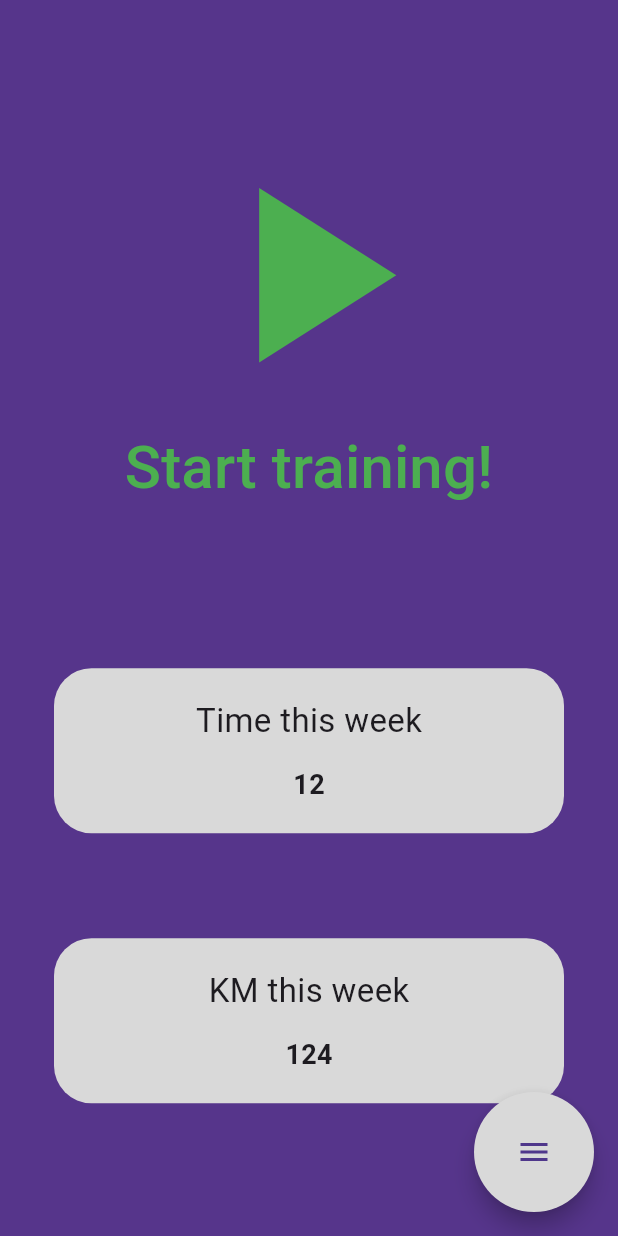
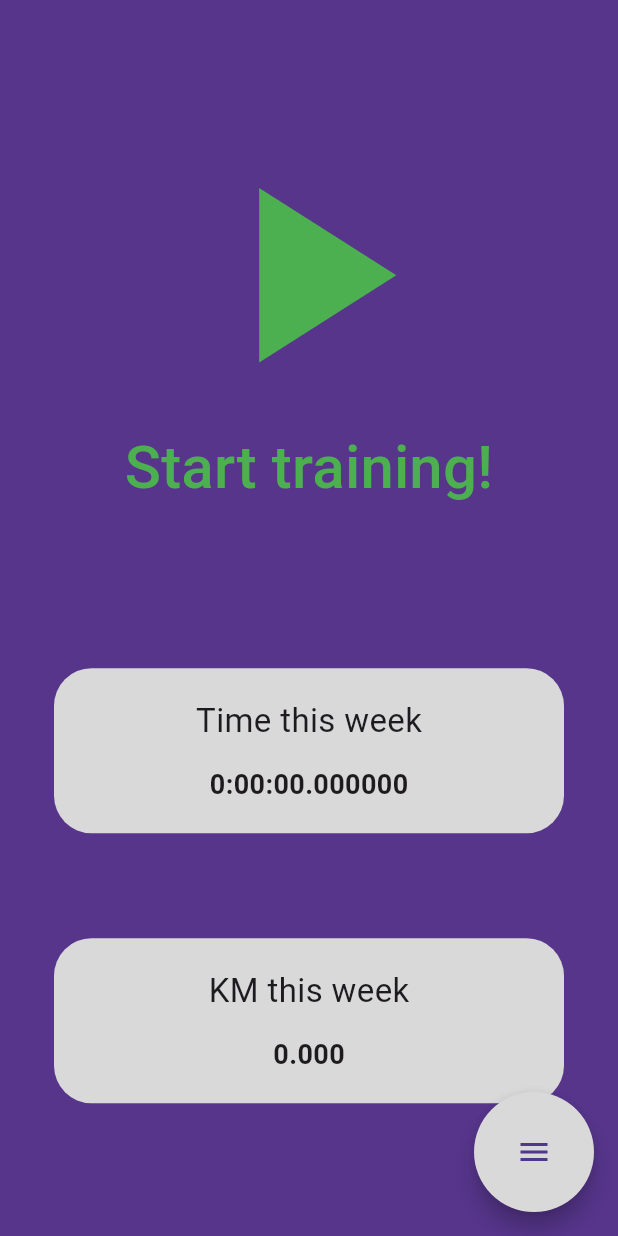
Before and after one commit to marcinmielni/Traqer, a Flutter app: the screen it shows after launch, on a phone screen of 412 x 824 dp. Run offline on Flutter 3.47's test engine with Material 3 defaults, Android fonts, the light colour scheme and no system bars; drawn by our look-alikes of flutter_speed_dial; our stand-ins replace flutter_map, geolocator, latlong2, location, permission_handler; missing offline and left inert: dart:ffi, flutter_map_location_marker, gpx.

Commit message:
poprawki v2

```diff
--- a/lib/Controllers/location_controller.dart
+++ b/lib/Controllers/location_controller.dart
@@ -8,17 +8,16 @@ import 'package:traqer/Models/track_writer.dart';
 class LocationController{
 
   static LocationSettings locationSettings = AndroidSettings(
-    forceLocationManager: false,
+    forceLocationManager: true,
     accuracy: LocationAccuracy.best,
-    // foregroundNotificationConfig: const ForegroundNotificationConfig(
-    //     notificationTitle: 'Tracking',
-    //     notificationText: 'in progress',
-    //     //notificationIcon: AndroidResource(name: 'ic_launcher_foreground', defType: 'mipmap-hdpi'),
-    //     enableWakeLock: true,
-    //     setOngoing: true,
-    // ),
-    //intervalDuration: const Duration(seconds: 3)
-    //distanceFilter:
+    foregroundNotificationConfig: const ForegroundNotificationConfig(
+        notificationTitle: 'Tracking',
+        notificationText: 'in progress',
+        //notificationIcon: AndroidResource(name: 'ic_launcher_foreground', defType: 'mipmap-hdpi'),
+        enableWakeLock: true,
+        setOngoing: true,
+    ),
+    intervalDuration: const Duration(seconds: 3)
   );
 
   static Position? position;
--- a/lib/Models/Decorators/track_decorator.dart
+++ b/lib/Models/Decorators/track_decorator.dart
@@ -1,19 +1,22 @@
 import 'dart:ffi';
+import 'dart:io';
 import 'dart:math';
 import 'package:gpx/gpx.dart';
 import 'package:latlong2/latlong.dart';
+import 'package:path_provider/path_provider.dart';
+import '../track_reader.dart';
 
 class TrackDecorator{
 
   TrackDecorator();
 
-  static String getTime(Gpx gpx){
+  static Duration getTime(Gpx gpx){
     DateTime? last = gpx.trks[0].trksegs[0].trkpts.last.time ?? DateTime(0);
     DateTime? first = gpx.trks[0].trksegs[0].trkpts[0].time ?? DateTime(0);
     Duration duration = last.difference(first);
     //output format HH:MM:SS
 
-    return '${duration.inHours.toString().padLeft(2, '0')}:${duration.inMinutes.remainder(60).toString().padLeft(2, '0')}:${duration.inSeconds.remainder(60).toString().padLeft(2, '0')}';
+    return duration;
   }
 
   static double getDistance(Gpx gpx){
@@ -42,4 +45,26 @@ class TrackDecorator{
     double c = 2 * asin(sqrt(a));
     return rad * c;
   }
+
+  static Future<double> getSevenDaysDistance(List<FileSystemEntity> items) async {
+    items = items.where((i) =>
+        DateTime.now().difference(i.statSync().modified) < const Duration(days: 7)
+    ).toList();
+    double distance = 0.0;
+    for (var element in items) {
+      distance += getDistance(await TrackReader.read(element.path));
+    }
+    return distance;
+  }
+
+  static Future<Duration> getSevenDaysTime(List<FileSystemEntity> items) async {
+    items = items.where((i) =>
+    DateTime.now().difference(i.statSync().modified) < const Duration(days: 7)
+    ).toList();
+    Duration time = Duration.zero;
+    for (var element in items) {
+      time += getTime(await TrackReader.read(element.path));
+    }
+    return time;
+  }
 }
--- a/lib/Models/track_reader.dart
+++ b/lib/Models/track_reader.dart
@@ -1,6 +1,7 @@
 import 'dart:io';
 import 'package:gpx/gpx.dart';
 import 'package:latlong2/latlong.dart';
+import 'package:path_provider/path_provider.dart';
 
 class TrackReader{
 
@@ -11,9 +12,16 @@ class TrackReader{
 
     //TODO: validate .gpx
     String track = await trackFile.readAsString();
-    print(track);
     Gpx gpx = GpxReader().fromString(await trackFile.readAsString());
     return gpx;
+  }
+
+  static Future<List<FileSystemEntity>> getGpxList() async {
+    String directory = (await getApplicationDocumentsDirectory()).path;
+    List<FileSystemEntity> items = [];
+    items = Directory(directory).listSync();
+    items = items.where((i) => i.path.toString().endsWith('.gpx')).toList();
+    return items;
   }
 
   static List<Wpt> gpxToWpt(Gpx gpx){
@@ -32,7 +40,7 @@ class TrackReader{
   //path => List<LatLng>
   static Future<List<LatLng>> getPoints(String path) async{
     List<Wpt> wpts = gpxToWpt(await read(path));
-    print(_wptsToPoints(wpts));
+      print(_wptsToPoints(wpts)); //TODO: remove before release
     return _wptsToPoints(wpts);
   }
 }
--- a/lib/Views/Home.dart
+++ b/lib/Views/Home.dart
@@ -1,6 +1,11 @@
+import 'dart:async';
+import 'dart:io';
 import 'package:flutter/material.dart';
+import 'package:traqer/Models/Decorators/track_decorator.dart';
+import 'package:traqer/Models/track_reader.dart';
 import 'package:traqer/Views/Widgets/menu.dart';
 import 'package:traqer/Views/Widgets/meter.dart';
+import 'package:traqer/Views/training_live.dart';
 import 'live_data.dart';
 import 'map.dart';
 
@@ -12,6 +17,36 @@ class Home extends StatefulWidget {
   State<Home> createState() => _HomeState();
 }
 class _HomeState extends State<Home> {
+
+  late double sevenDaysDistance;
+  late Duration sevenDaysTime;
+
+  Future<double> _getSevenDaysDistance() async{
+    List<FileSystemEntity> items = await TrackReader.getGpxList();
+    return await TrackDecorator.getSevenDaysDistance(items);
+  }
+
+  Future<Duration> _getSevenDaysTime() async {
+    List<FileSystemEntity> items = await TrackReader.getGpxList();
+    return await TrackDecorator.getSevenDaysTime(items);
+  }
+
+  @override
+  void initState(){
+    _getSevenDaysDistance().then((value) {
+      //print(value); //TODO: remove
+      setState(() {
+        sevenDaysDistance = value;
+      });
+    });
+    _getSevenDaysTime().then((value) {
+      //print(value); //TODO: remove
+      setState(() {
+        sevenDaysTime = value;
+      });
+    });
+    super.initState();
+  }
 
   @override
   Widget build(BuildContext context) {
@@ -35,33 +70,13 @@ class _HomeState extends State<Home> {
               onPressed: () {
                 Navigator.push(
                   context,
-                  MaterialPageRoute(builder: (context) =>
-                      DefaultTabController(
-                          length: 2,
-                          child: Scaffold(
-                            appBar: AppBar(
-                              backgroundColor: const Color(0xFF56358B),
-                              toolbarHeight: 0,
-                              automaticallyImplyLeading: false,
-                              bottom: const TabBar(
-                                indicatorColor: Colors.white,
-                                labelColor: Colors.white,
-                                unselectedLabelColor: Color(0xFF6C47A8),
-                                tabs: <Widget>[
-                                  Tab(text: 'Meters'),
-                                  Tab(text: 'Map'),
-                                ]
-                              )
-                            ),
-                            body: const TabBarView(
-                              children: [
-                                LiveData(),
-                                Map(),
-                              ],
-                            )
-                      ))
-                  ),
-                );
+                  MaterialPageRoute(builder: (context) => const TrainingLive()),
+                ).then((_) => setState(() {
+                  _getSevenDaysDistance().then((value) {
+                    print("sevenDaysDistance updated $value"); //TODO: remove
+                    sevenDaysDistance = value;
+                  });
+                }));
               },
             ),
               Container(height: 100),
@@ -70,9 +85,9 @@ class _HomeState extends State<Home> {
                 width: 350,
                 child: Column(
                   children: <Widget>[
-                    Meter("Time this week", '12', false),
+                    Meter("Time this week", sevenDaysTime.toString(), false),
                     Container(height: 60),
-                    Meter("KM this week", '124', false),
+                    Meter("KM this week", sevenDaysDistance.toStringAsFixed(3), false),
                   ]
                 ),
               )
--- a/lib/Views/Widgets/meter.dart
+++ b/lib/Views/Widgets/meter.dart
@@ -49,12 +49,6 @@ class _MeterState extends State<Meter> {
     super.dispose();
   }
 
-  // @override
-  // void setState(VoidCallback fn) {
-  //   value = position.speed.toString();
-  //   super.setState(fn);
-  // }
-
 
   @override
   Widget build(BuildContext context) {
--- a/lib/Views/live_data.dart
+++ b/lib/Views/live_data.dart
@@ -19,13 +19,13 @@ class _LiveDataState extends State<LiveData> {
 
   @override
   void initState() {
+    super.initState();
     speed = (LocationController.position == null ? -1 : LocationController.position?.speed)!;
     timer = Timer.periodic(const Duration(milliseconds: 100), (timer) {
       setState(() {
         speed = (LocationController.position!.speed) * 1.61;
       });
     });
-    super.initState();
   }
 
   @override
@@ -52,7 +52,7 @@ class _LiveDataState extends State<LiveData> {
               Row(
                 mainAxisAlignment: MainAxisAlignment.spaceEvenly,
                 children: [
-                  Meter('Speed', "${speed.toStringAsFixed(2)} km/h", true),
+                  Meter('Speed', "${speed.toStringAsFixed(2)} km/h", false),
                 ],
               ),
               const Row(
--- a/lib/Views/training_analysis.dart
+++ b/lib/Views/training_analysis.dart
@@ -4,7 +4,6 @@ import 'package:gpx/gpx.dart';
 import 'package:latlong2/latlong.dart';
 import 'package:traqer/Models/track_reader.dart';
 import 'package:traqer/Views/Widgets/meter.dart';
-
 import '../Controllers/location_controller.dart';
 import '../Models/Decorators/track_decorator.dart';
 
@@ -102,7 +101,8 @@ class _TrainingAnalysisState extends State<TrainingAnalysis> {
           Row(
             children: [
               Meter('Distance', TrackDecorator.getDistance(gpx).toStringAsFixed(3), false),
-              Meter('Time', TrackDecorator.getTime(gpx), false),
+              Meter('Time', TrackDecorator.getTime(gpx).toString(), false),
+              //'${duration.inHours.toString().padLeft(2, '0')}:${duration.inMinutes.remainder(60).toString().padLeft(2, '0')}:${duration.inSeconds.remainder(60).toString().padLeft(2, '0')}'
               Meter('Avg. Speed', '25.4 km/h', false),
             ]
           )
```
Also changed, not shown: lib/Views/training_live.dart (added, +52 -0 lines).
